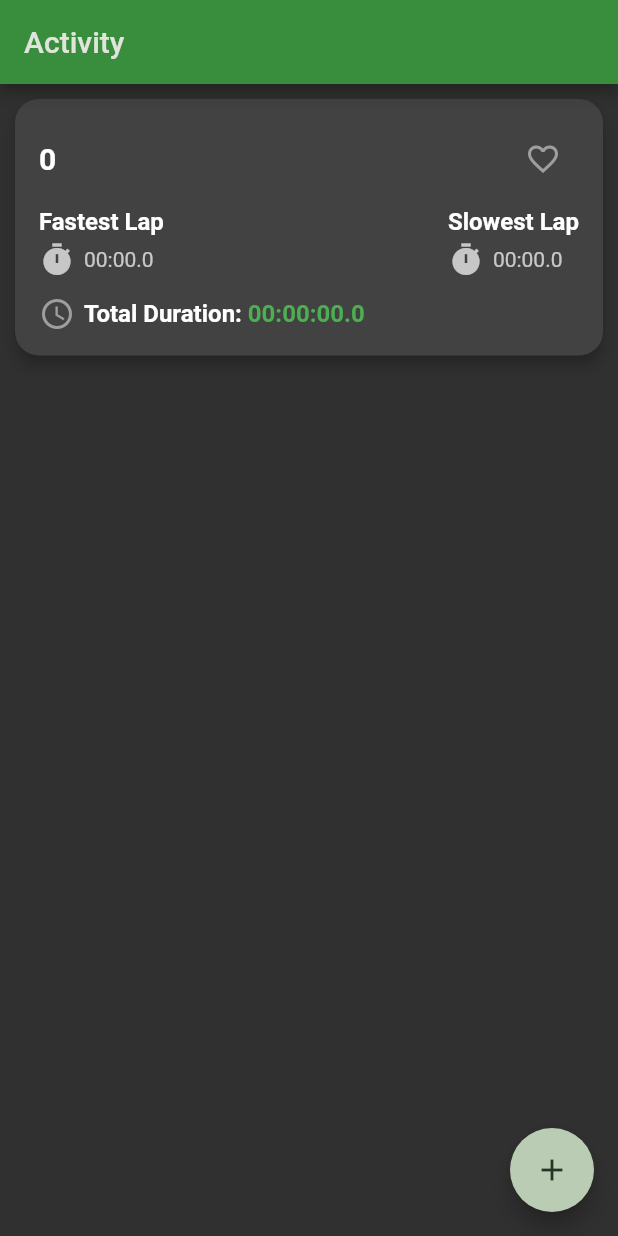
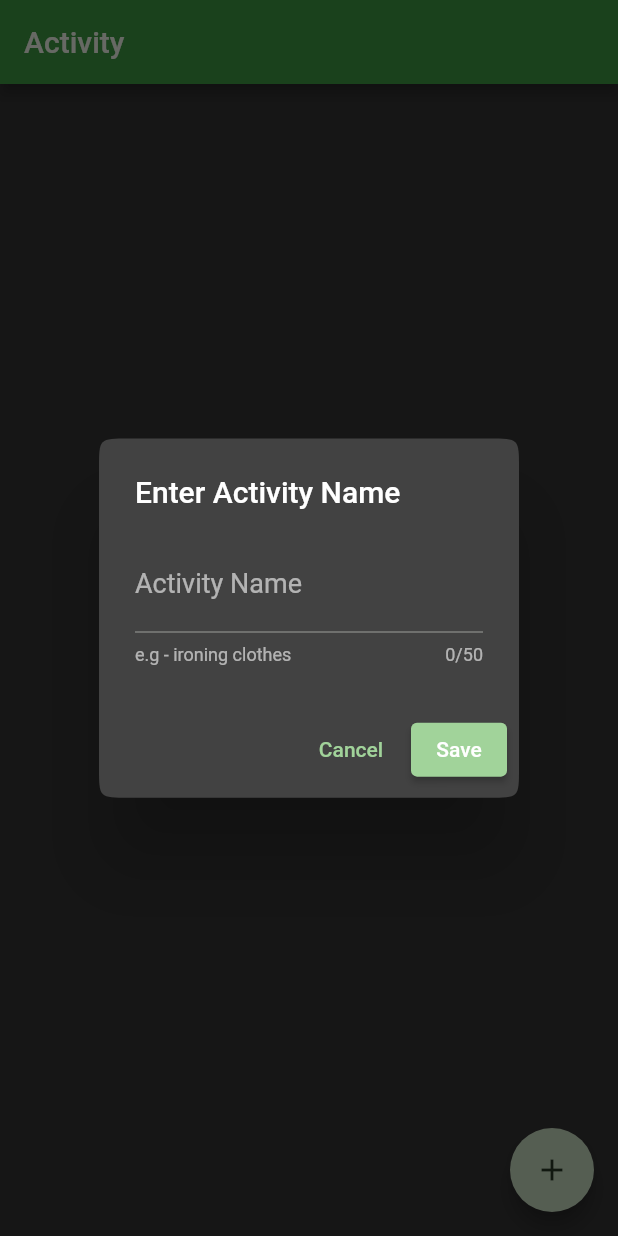
Before and after one commit to eliascreates/lap_quest, a Flutter app: the screen it shows after launch, after a tap on the "add" icon, on a phone screen of 412 x 824 dp. Run offline on Flutter 3.47's test engine with Material 2 defaults, Android fonts, the phone set to English and light mode, and no system bars; our stand-ins replace dartz, equatable, flutter_bloc, get_it, google_fonts, isar; accounts and stored records are empty; generated files the repository leaves out were written again; Roboto replaces fonts that are missing (Solway).

Commit message:
feat: created a popup dialog and a bottom sheet popup that allows the user to create, edit, and delete an activity

```diff
--- a/lib/features/activity/presentation/pages/activity_page.dart
+++ b/lib/features/activity/presentation/pages/activity_page.dart
@@ -1,9 +1,4 @@
-import 'dart:math';
-
 import 'package:flutter/material.dart';
-import 'package:flutter_bloc/flutter_bloc.dart';
-
-import '../bloc/activity_bloc.dart';
 import '../widgets/widgets.dart';
 
 class ActivityPage extends StatelessWidget {
@@ -36,9 +31,14 @@ class ActivityView extends StatelessWidget {
           child: Align(
             alignment: Alignment.bottomRight,
             child: FloatingActionButton(
-              onPressed: () => context.read<ActivityBloc>().add(
-                    ActivityCreated(name: Random().nextInt(10).toString()),
-                  ),
+              onPressed: () {
+                showDialog(
+                  context: context,
+                  builder: (BuildContext context) {
+                    return const ActivityNameDialog();
+                  },
+                );
+              },
               backgroundColor: Theme.of(context).colorScheme.secondary,
               child: const Icon(Icons.add),
             ),
--- /dev/null
+++ b/lib/features/activity/presentation/widgets/activity_name_dialog.dart
@@ -0,0 +1,98 @@
+import 'dart:math';
+
+import 'package:flutter/material.dart';
+import 'package:flutter/services.dart';
+import 'package:flutter_bloc/flutter_bloc.dart';
+import 'package:lap_quest/features/activity/domain/entities/activity.dart';
+
+import '../bloc/activity_bloc.dart';
+
+class ActivityNameDialog extends StatefulWidget {
+  final ActivityEntity? activity;
+
+  const ActivityNameDialog({super.key, this.activity});
+
+  @override
+  State<ActivityNameDialog> createState() => _ActivityNameDialogState();
+}
+
+class _ActivityNameDialogState extends State<ActivityNameDialog> {
+  final TextEditingController _nameController = TextEditingController();
+
+  @override
+  void dispose() {
+    _nameController.dispose();
+    super.dispose();
+  }
+
+  @override
+  Widget build(BuildContext context) {
+    final hasActivity = widget.activity != null;
+
+    if (hasActivity) {
+      _nameController.text = widget.activity?.name ?? '';
+    }
+
+    return AlertDialog(
+      title: Text(hasActivity ? 'Edit Activity Name' : 'Enter Activity Name'),
+      shape: ContinuousRectangleBorder(borderRadius: BorderRadius.circular(20)),
+      content: TextField(
+        controller: _nameController,
+        decoration: InputDecoration(
+          labelText: 'Activity Name',
+          helperText: hasActivity
+              ? null
+              : 'e.g - ${activityExamples[Random().nextInt(activityExamples.length)]}',
+        ),
+        maxLength: 50,
+        inputFormatters: [
+          LengthLimitingTextInputFormatter(50),
+          FilteringTextInputFormatter.allow(RegExp(r'[a-zA-Z0-9\s]')),
+        ],
+      ),
+      actions: [
+        TextButton(
+          onPressed: () {
+            Navigator.of(context).pop();
+          },
+          child: const Text('Cancel'),
+        ),
+        ElevatedButton(
+          onPressed: hasActivity ? editActivity : createActivity,
+          child: const Text('Save'),
+        ),
+      ],
+    );
+  }
+
+  void editActivity() {
+    final name = _nameController.text;
+    final activity = widget.activity!;
+
+    if (name.isNotEmpty) {
+      context
+          .read<ActivityBloc>()
+          .add(ActivityUpdated(activityId: activity.id, name: name));
+    }
+    Navigator.of(context).pop();
+  }
+
+  void createActivity() {
+    final name = _nameController.text;
+    if (name.isNotEmpty) {
+      context.read<ActivityBloc>().add(ActivityCreated(name: name));
+    }
+
+    Navigator.of(context).pop();
+  }
+
+  List<String> activityExamples = [
+    'morning routine',
+    'workout routine',
+    'ironing clothes',
+    'cutting grass',
+    'spring cleaning',
+    'jogging',
+    'cooking',
+  ];
+}
--- a/lib/features/activity/presentation/widgets/widgets.dart
+++ b/lib/features/activity/presentation/widgets/widgets.dart
@@ -1,2 +1,3 @@
 export 'activity_card.dart';
 export 'activity_list.dart';
+export 'activity_name_dialog.dart';
--- a/lib/features/stopwatch/presentation/bloc/stopwatch_bloc.dart
+++ b/lib/features/stopwatch/presentation/bloc/stopwatch_bloc.dart
@@ -94,8 +94,7 @@ class StopwatchBloc extends Bloc<StopwatchEvent, StopwatchState> {
         //   totalDuration: Duration.zero + lapDuration,
         //   lapDuration: lapDuration,
         // );
-        final tempLap = Lap();
-        lap = tempLap
+        lap = Lap()
           ..id = 1
           ..totalDurationInMilliseconds =
               Duration.zero.inMilliseconds + lapDuration.inMilliseconds
--- a/lib/features/stopwatch/presentation/widgets/stopwatch_bottom_controls.dart
+++ b/lib/features/stopwatch/presentation/widgets/stopwatch_bottom_controls.dart
@@ -67,8 +67,9 @@ class StopwatchBottomControls extends StatelessWidget {
 
                         context.read<ActivityBloc>().add(
                               ActivityUpdated(
-                                  activityId: state.activity!.id,
-                                  laps: [...state.lapHistory]),
+                                activityId: state.activity!.id,
+                                laps: state.lapHistory,
+                              ),
                             );
                       },
                 child: const Text('Lap'),
```
Also changed, not shown: lib/features/activity/presentation/widgets/activity_bottom_sheet.dart (added, +44 -0 lines), lib/features/activity/presentation/widgets/activity_card.dart (+24 -3 lines).
